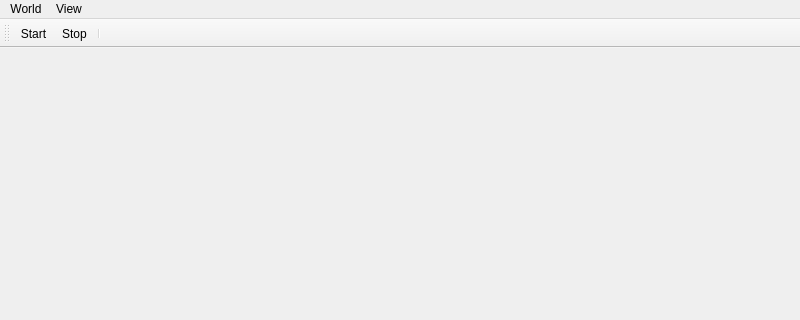
The window that april/AprilDream/gui/mw.ui (TNick/april) describes before a commit, drawn with Qt 5; both pictures show x 0 to 800 and y 0 to 320 of the 800 by 600 pixel window.
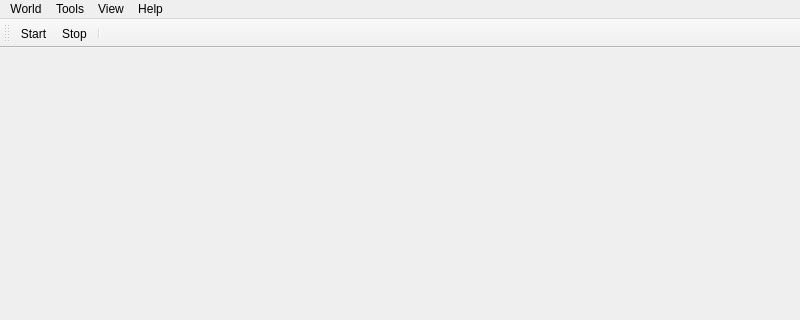
The same window after the commit. Icons and pictures are not drawn.

```diff
--- a/april/AprilDream/gui/mw.ui
+++ b/april/AprilDream/gui/mw.ui
@@ -41,8 +41,21 @@
     <addaction name="action_close_current_world"/>
     <addaction name="action_exit"/>
    </widget>
+   <widget class="QMenu" name="menuTools">
+    <property name="title">
+     <string>Tools</string>
+    </property>
+    <addaction name="action_plug_ins"/>
+   </widget>
+   <widget class="QMenu" name="menuHelp">
+    <property name="title">
+     <string>Help</string>
+    </property>
+   </widget>
    <addaction name="menuWorld"/>
+   <addaction name="menuTools"/>
    <addaction name="menuView"/>
+   <addaction name="menuHelp"/>
   </widget>
   <widget class="QStatusBar" name="statusbar"/>
   <widget class="QToolBar" name="tb_controls">
```
Left out of the diff: 8 changed lines with no effect on the pictures.
